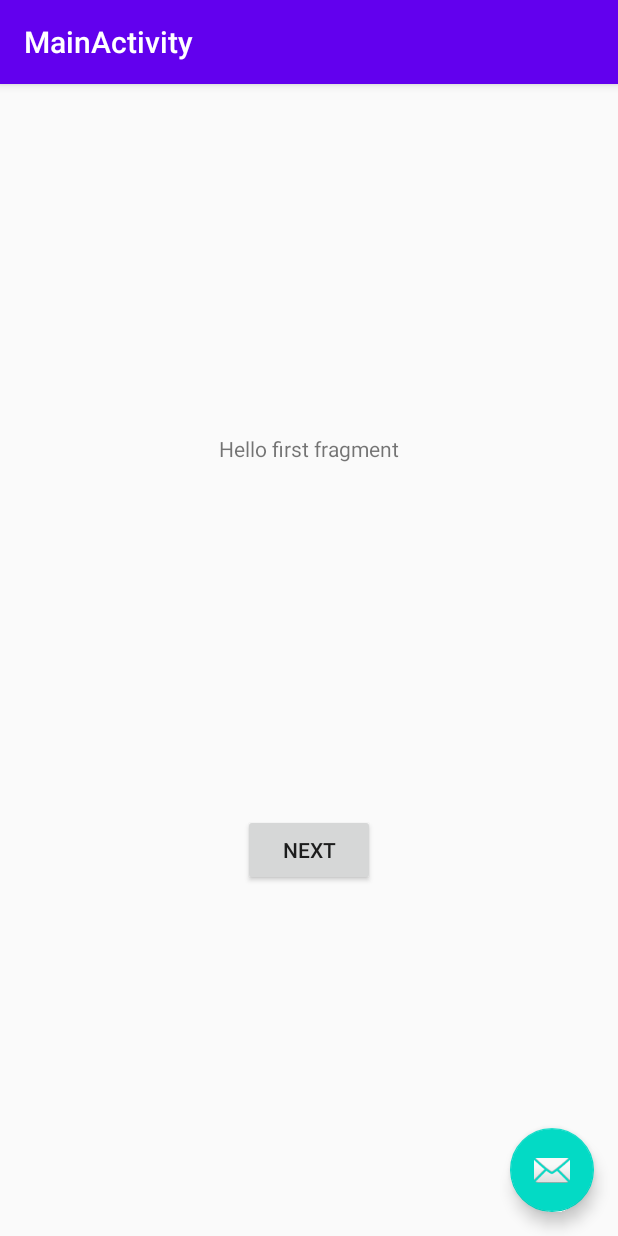
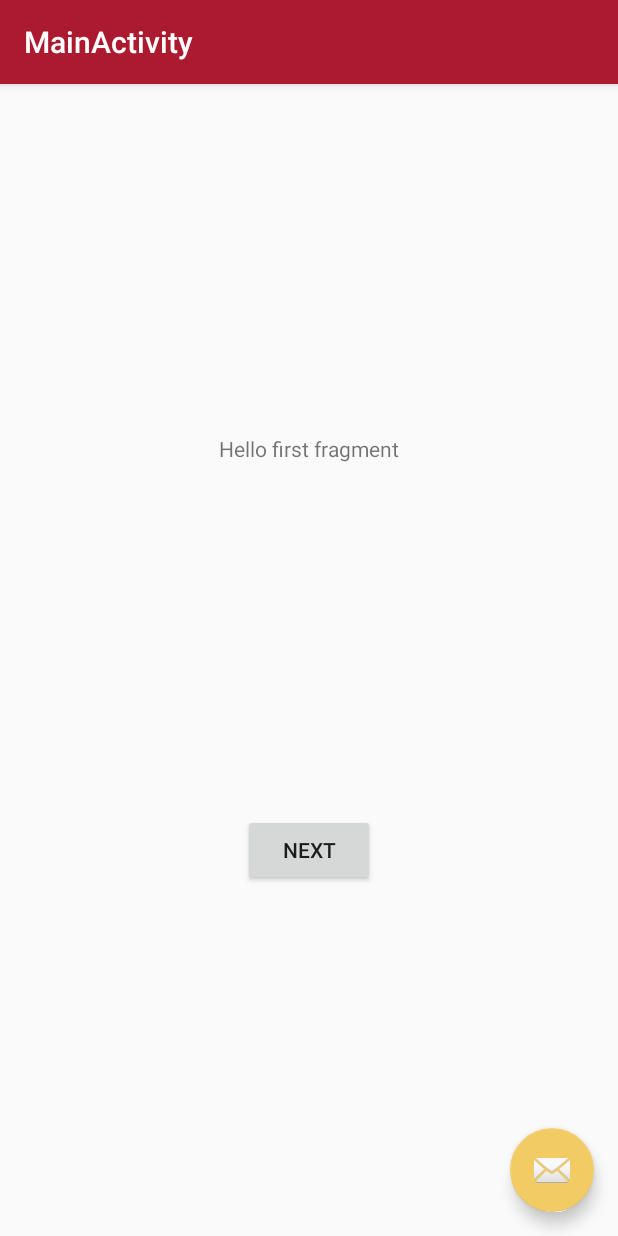
Before and after one commit to jijm/B4-Essteling, an Android app: the MainActivity screen opened directly, with no data from a screen before it, on a phone screen of 412 x 824 dp. Run offline under Robolectric (Android 15) with nearby library versions, the phone set to English and light mode, and no system bars.

Commit message:
[Adjust] Color Pattern to Piecks Pattern

```diff
--- a/SimonSays/app/src/main/res/values/colors.xml
+++ b/SimonSays/app/src/main/res/values/colors.xml
@@ -1,8 +1,8 @@
 <?xml version="1.0" encoding="utf-8"?>
 <resources>
-    <color name="colorPrimary">#6200EE</color>
-    <color name="colorPrimaryDark">#3700B3</color>
-    <color name="colorAccent">#03DAC5</color>
+    <color name="colorPrimary">#ac1a2f</color>
+    <color name="colorSecondary">#44687d</color>
+    <color name="colorAccent">#f2cb65</color>
 
     <color name="black_overlay">#66000000</color>
 </resources>
```
